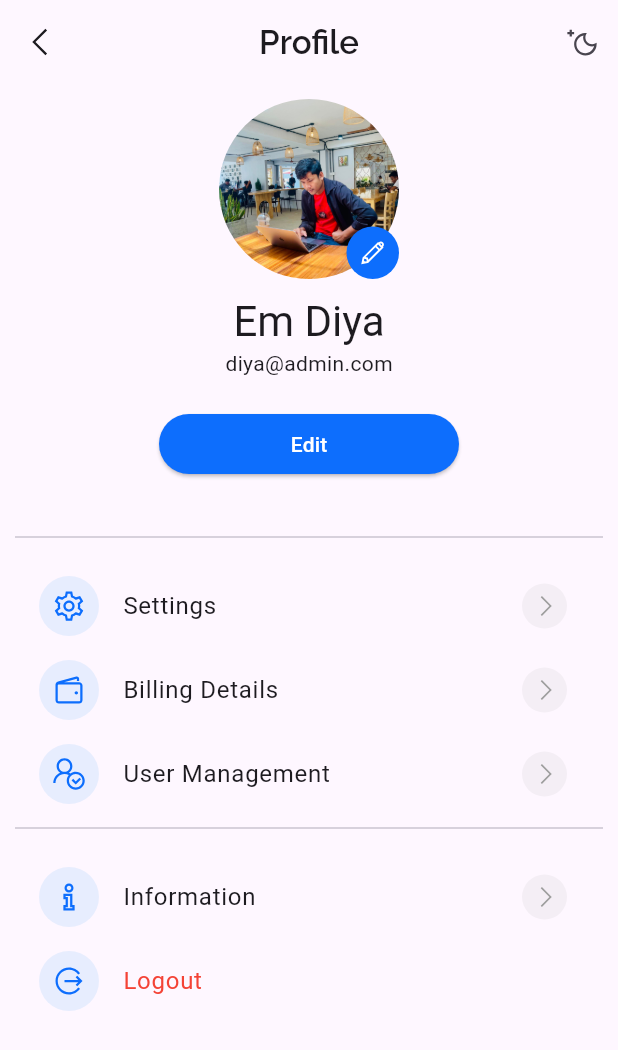
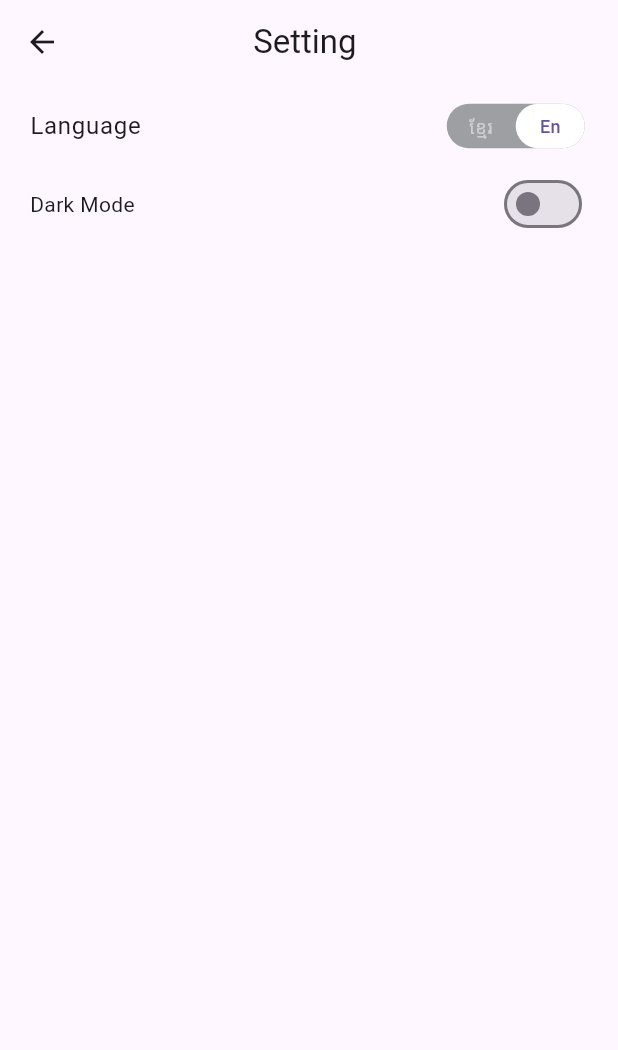
Before and after one commit to emdiya/diya_ecommerce, a Flutter app: the screen it shows after launch, item 4 of the bottom bar chosen, after a tap on "Settings", on a phone screen of 412 x 824 dp. Shown: the top 1050 px of the screen. Run offline on Flutter 3.47's test engine with Material 2 defaults, Android fonts, the phone set to English and light mode, and no system bars; drawn by our look-alikes of animated_toggle_switch; our stand-ins replace carousel_slider, flutter_animate, flutter_svg, freezed_annotation, get, get_it and 4 more.

Commit message:
Update Profile

```diff
--- a/lib/config/go_route/app_pages.dart
+++ b/lib/config/go_route/app_pages.dart
@@ -2,6 +2,7 @@ import 'package:diya_ecomerce/config/go_route/app_routes.dart';
 import 'package:diya_ecomerce/config/go_route/routes/authorization.dart';
 import 'package:diya_ecomerce/config/go_route/routes/shell_route.dart';
 import 'package:diya_ecomerce/core/wolk_though/page/splash_screen.dart';
+import 'package:diya_ecomerce/module/profile/page/setting_screen.dart';
 import 'package:diya_ecomerce/utils/helper/extension/string_extension.dart';
 import 'package:flutter/material.dart';
 import 'package:go_router/go_router.dart';
@@ -50,6 +51,15 @@ class AppPages {
               );
             },
           ),
+          GoRoute(
+            parentNavigatorKey: rootNavigatorKey,
+            path: Routes.SETTING_SCREEN.removeFirst(),
+            pageBuilder: (context, state) {
+              return const NoTransitionPage(
+                child: SettingScreen(),
+              );
+            },
+          ),
         ],
       ),
       authorizationRouter,
--- a/lib/config/go_route/app_routes.dart
+++ b/lib/config/go_route/app_routes.dart
@@ -10,6 +10,7 @@ abstract class Routes {
   static const NOTIFICATION_SCREEN = Paths.NOTIFICATION_SCREEN;
   static const PROFILE_SCREEN = Paths.PROFILE_SCREEN;
   static const UPDATE_SCREEN = Paths.UPDATE_SCREEN;
+  static const SETTING_SCREEN = Paths.SETTING_SCREEN;
 }
 
 abstract class Paths {
@@ -22,4 +23,5 @@ abstract class Paths {
   static const NOTIFICATION_SCREEN = '/notification';
   static const PROFILE_SCREEN = '/profile';
   static const UPDATE_SCREEN = '/update';
+  static const SETTING_SCREEN = '/settingapp';
 }
--- a/lib/main.dart
+++ b/lib/main.dart
@@ -2,10 +2,13 @@ import 'package:diya_ecomerce/utils/controller/gloabal_controller.dart';
 import 'package:flutter/material.dart';
 import 'package:flutter_localizations/flutter_localizations.dart';
 import 'package:get/get.dart';
+import 'package:get_it/get_it.dart';
 
 import 'config/go_route/app_pages.dart';
+import 'config/theme/theme.dart';
 import 'generated/l10n.dart';
 
+final GetIt globalContext = GetIt.instance;
 void main() {
   runApp(const MyApp());
 }
@@ -29,6 +32,9 @@ class MyApp extends StatelessWidget {
           useMaterial3: true,
           // appBarTheme: const AppBarTheme(color: Colors.transparent),
         ),
+        //   theme: ThemeBase.theme(),
+        themeMode: ThemeMode.system,
+        darkTheme: ThemeBase.darkTheme(),
         locale: Get.locale,
         supportedLocales: S.delegate.supportedLocales,
         routeInformationProvider:
@@ -41,6 +47,13 @@ class MyApp extends StatelessWidget {
           GlobalWidgetsLocalizations.delegate,
           GlobalCupertinoLocalizations.delegate,
         ],
+
+        builder: (context, widget) {
+          if (!globalContext.isRegistered<BuildContext>()) {
+            globalContext.registerSingleton<BuildContext>(context);
+          }
+          return widget!;
+        },
       ),
     );
   }
--- /dev/null
+++ b/lib/module/profile/controller/profile_controller.dart
@@ -0,0 +1,33 @@
+import 'package:flutter/material.dart';
+import 'package:get/get.dart';
+import 'package:injectable/injectable.dart';
+
+import '../../../../main.dart';
+
+class AccountController extends GetxController {
+  @factoryMethod
+  static init() => Get.put(AccountController());
+  final isEnglish = Language.eng.obs;
+  final accountImage =
+      "https://miro.medium.com/v2/resize:fit:1400/0*1WJiB8mUJKcylomi.jpg".obs;
+  // final currentMode = VisualMode.light.obs;
+  final isDarkMode = false.obs;
+  @override
+  void onInit() {
+    debugPrint("isDarkMode=${globalContext.get<BuildContext>().isDarkMode}");
+
+    isDarkMode.value = globalContext.get<BuildContext>().isDarkMode;
+    super.onInit();
+  }
+}
+
+enum Language {
+  eng,
+  khm,
+}
+
+enum VisualMode {
+  system,
+  dark,
+  light,
+}
--- a/lib/module/profile/page/profile_screen.dart
+++ b/lib/module/profile/page/profile_screen.dart
@@ -8,12 +8,27 @@ import 'package:line_awesome_flutter/line_awesome_flutter.dart';
 
 import '../widget/custom_profilemenu.dart';
 
-class ProfileScreen extends StatelessWidget {
+class ProfileScreen extends StatefulWidget {
   const ProfileScreen({Key? key}) : super(key: key);
 
   @override
+  State<ProfileScreen> createState() => _ProfileScreenState();
+}
+
+class _ProfileScreenState extends State<ProfileScreen> {
+  IconData _currentIcon = LineAwesomeIcons.sun; // Initial icon
+
+  void _changeIcon() {
+    setState(() {
+      // Toggle between icons
+      _currentIcon = _currentIcon == LineAwesomeIcons.sun
+          ? LineAwesomeIcons.moon
+          : LineAwesomeIcons.sun;
+    });
+  }
+
+  @override
   Widget build(BuildContext context) {
-    var isDark = MediaQuery.of(context).platformBrightness == Brightness.dark;
     return Scaffold(
       appBar: AppBar(
         centerTitle: true,
@@ -29,8 +44,11 @@ class ProfileScreen extends StatelessWidget {
         ),
         actions: [
           IconButton(
-              onPressed: () {},
-              icon: Icon(isDark ? LineAwesomeIcons.sun : LineAwesomeIcons.moon))
+            icon: Icon(_currentIcon),
+            onPressed: _changeIcon,
+            color: AppColor.primaryColor,
+            iconSize: 24.0,
+          )
         ],
       ),
       body: SingleChildScrollView(
@@ -97,13 +115,13 @@ class ProfileScreen extends StatelessWidget {
               const SizedBox(height: 30),
               const Divider(),
               const SizedBox(height: 10),
-
               //! -- MENU
               ProfileMenuWidget(
                 title: "Settings",
                 icon: LineAwesomeIcons.cog,
                 onPress: () {
                   debugPrint("----------> is click Setting");
+                  context.go(Routes.PROFILE_SCREEN + Routes.SETTING_SCREEN);
                 },
               ),
               ProfileMenuWidget(
--- /dev/null
+++ b/lib/module/profile/page/setting_screen.dart
@@ -0,0 +1,93 @@
+import 'package:animated_toggle_switch/animated_toggle_switch.dart';
+import 'package:diya_ecomerce/module/profile/controller/profile_controller.dart';
+import 'package:diya_ecomerce/utils/helper/extension/general_extension.dart';
+import 'package:flutter/material.dart';
+import 'package:get/get.dart';
+
+import '../../../constant/app_colors.dart';
+import '../../../utils/controller/gloabal_controller.dart';
+
+class SettingScreen extends StatefulWidget {
+  const SettingScreen({super.key});
+
+  @override
+  State<SettingScreen> createState() => _SettingScreenState();
+}
+
+class _SettingScreenState extends State<SettingScreen> {
+  @override
+  Widget build(BuildContext context) {
+    return Scaffold(
+      appBar: AppBar(
+        title: const Text("Setting "),
+        centerTitle: true,
+      ),
+      body: Obx(
+        () => Column(
+          children: [
+            ListTile(
+              contentPadding: const EdgeInsets.only(left: 20.0, right: 20),
+              title: const Text(
+                "Language",
+              ),
+              trailing: AnimatedToggleSwitch<Language>.rolling(
+                  current: Get.put(AccountController()).isEnglish.value,
+                  values: const [Language.khm, Language.eng],
+                  height: 34,
+                  borderWidth: 2.18,
+                  innerColor: context.isDarkMode ? null : AppColor.textGrey,
+                  borderColor: Colors.transparent,
+                  onChanged: (v) {
+                    debugPrint("----->> Value: $v");
+                    Get.put(AccountController()).isEnglish.value = v;
+                    debugPrint(
+                        "-------->> isLanguage: ${Get.put(AccountController()).isEnglish.value}");
+
+                    if (Get.put(AccountController()).isEnglish.value ==
+                        "Languages.eng") {
+                      Get.put(App()).changeLanguage(Languages.english);
+                    } else {
+                      Get.put(App()).changeLanguage(Languages.khmer);
+                    }
+                  },
+                  indicatorColor: context.isDarkMode
+                      ? Theme.of(context).colorScheme.primary
+                      : AppColor.secondaryColor,
+                  iconBuilder: (value, size, foreground) {
+                    return Center(
+                      child: Text(
+                        value == Language.eng ? "En" : "ខ្មែរ",
+                        style: value ==
+                                Get.put(AccountController()).isEnglish.value
+                            ? context.text.labelLarge?.copyWith(
+                                fontSize: 12,
+                                color: context.isDarkMode
+                                    ? AppColor.secondaryColor
+                                    : Theme.of(context).primaryColor)
+                            : context.text.labelMedium?.copyWith(
+                                fontSize: 12, color: AppColor.secondaryColor),
+                      ),
+                    );
+                  }),
+            ),
+            ListTile(
+              visualDensity: VisualDensity.compact,
+              contentPadding: const EdgeInsets.only(left: 20.0, right: 20),
+              title: Text("Dark Mode", style: context.text.bodyMedium),
+              trailing: Switch.adaptive(
+                value: Get.put(AccountController()).isDarkMode.value,
+                onChanged: (value) {
+                  Get.put(AccountController()).isDarkMode.value = value;
+                  debugPrint(
+                    "Value: ${Get.put(AccountController()).isDarkMode.value}",
+                  );
+                  Get.changeThemeMode(value ? ThemeMode.dark : ThemeMode.light);
+                },
+              ),
+            ),
+          ],
+        ),
+      ),
+    );
+  }
+}
--- a/pubspec.yaml
+++ b/pubspec.yaml
@@ -54,6 +54,10 @@ dependencies:
   flutter_launcher_icons: ^0.13.1
   rive: ^0.11.3
   line_awesome_flutter: ^2.0.0
+  animated_toggle_switch: ^0.7.0
+  get_it: ^7.6.0
+  injectable: ^2.3.0
+  injectable_generator: ^2.4.0
 
 
 flutter_launcher_icons:
```
Also changed, not shown: lib/module/profile/page/updateprofile_screen.dart (+3 -4 lines), lib/utils/helper/extension/general_extension.dart (added, +82 -0 lines), pubspec.lock.
